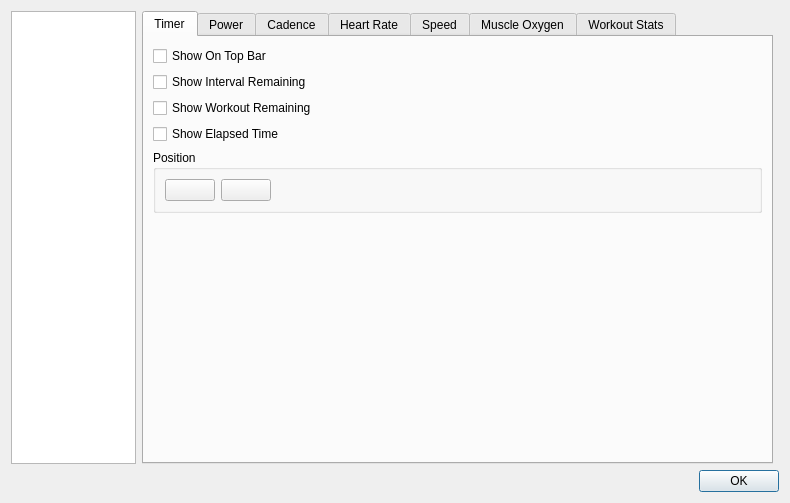
MaximumTrainer/MaximumTrainer_Redux, file src/ui/dialogconfig.ui: the form before one commit.
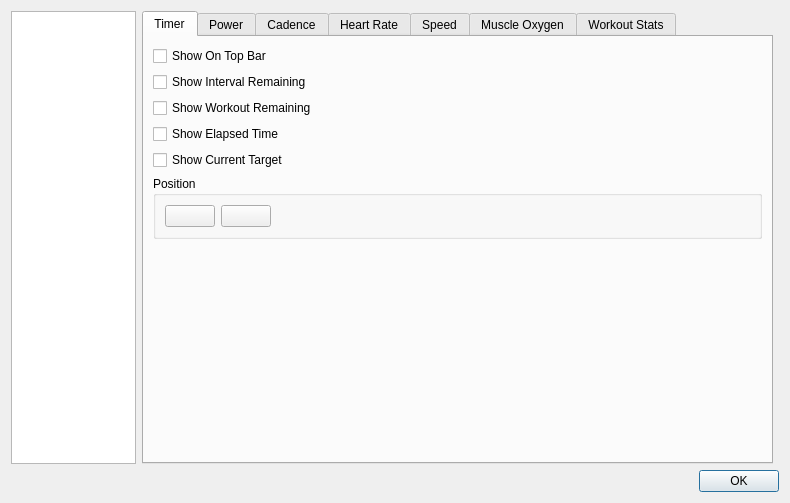
The form after the commit. The open tabs and pages were chosen to show the change. Icons and pictures are not drawn. Custom widgets are drawn as their Qt base class.

Commit message:
feat(workout): "Show Current Target" widget toggle + rename Video Player→Multimedia
- Add a "Show Current Target" checkbox to the Timer tab of the Workout Config.
  It shows/hides the current-target box, which appears bottom-left or on the top
  toolbar depending on the existing "Show On Top Bar" setting. Mirrors the
  show_elapsed pattern: Account flag (persisted), live-apply slot, and gating in
  TimeWidget/TopMenuWorkout so target updates respect it.
- Rename the config nav item and tab "Video Player" → "Multimedia" now that the
  game lives alongside the video/web players there.

What changed in the file:
```diff
--- a/src/ui/dialogconfig.ui
+++ b/src/ui/dialogconfig.ui
@@ -457,6 +457,13 @@
              </property>
             </widget>
            </item>
+           <item>
+            <widget class="QCheckBox" name="checkBox_showCurrentTarget">
+             <property name="text">
+              <string>Show Current Target</string>
+             </property>
+            </widget>
+           </item>
            <item>
             <widget class="QGroupBox" name="groupBox_4">
              <property name="title">
```
Left out of the diff: 2 changed lines with no effect on the pictures. The commit also changes 10 other files.
